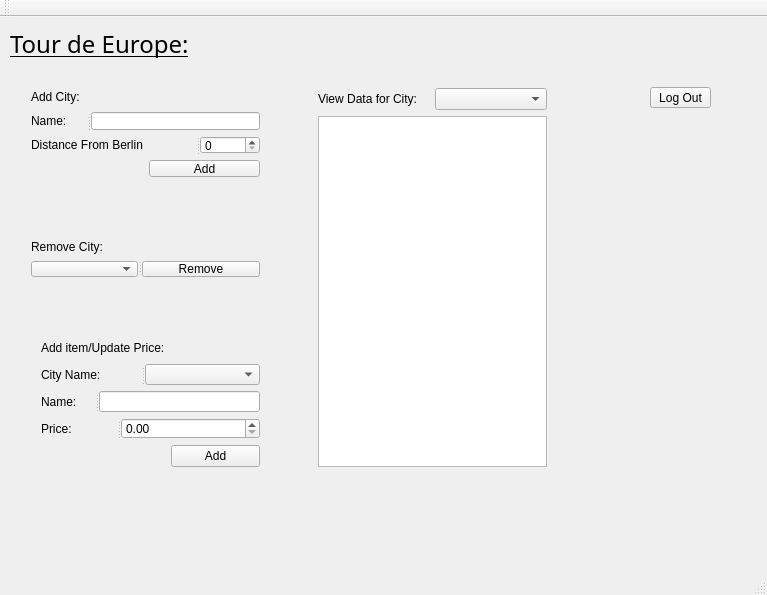
The window that mainwindow.ui (kevinsemenov14/ProjectOneCS1D) describes before a commit, drawn with Qt 5.
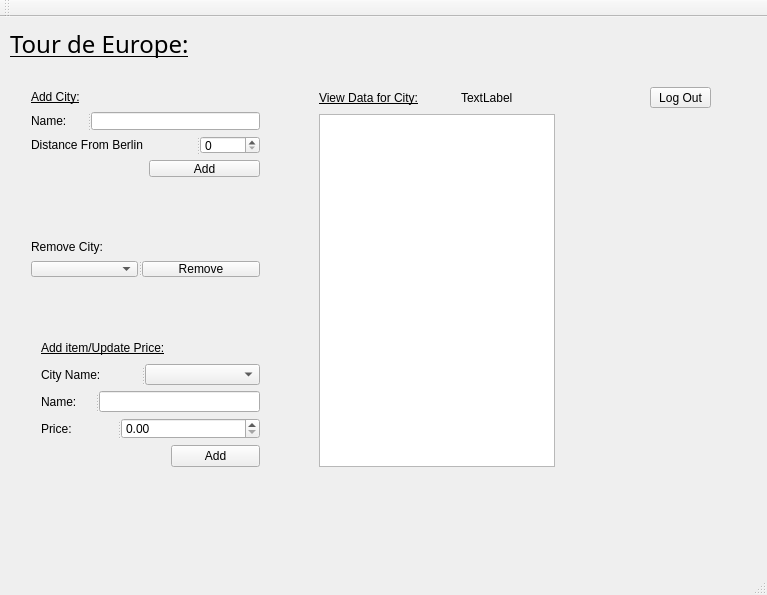
The same window after the commit. The open tabs and pages were chosen to show the change.

Commit message:
Admin can view items based on selected city
The two combo boxes (page3-admin) used in removing a city and adding an item now update the Admins TableWidget with the items available for the city selected in either combo box.

Diff of the .ui file:
```diff
--- a/mainwindow.ui
+++ b/mainwindow.ui
@@ -603,6 +603,11 @@
       <layout class="QGridLayout" name="gridLayout_3">
        <item row="0" column="0">
         <widget class="QLabel" name="label_17">
+         <property name="font">
+          <font>
+           <underline>true</underline>
+          </font>
+         </property>
          <property name="text">
           <string>Add City:</string>
          </property>
@@ -726,6 +731,11 @@
       <layout class="QGridLayout" name="gridLayout_5">
        <item row="0" column="0">
         <widget class="QLabel" name="label_18">
+         <property name="font">
+          <font>
+           <underline>true</underline>
+          </font>
+         </property>
          <property name="text">
           <string>Add item/Update Price:</string>
          </property>
@@ -805,30 +815,71 @@
        </item>
       </layout>
      </widget>
-     <widget class="QWidget" name="layoutWidget">
+     <widget class="QWidget" name="">
       <property name="geometry">
        <rect>
-        <x>297</x>
+        <x>298</x>
         <y>10</y>
-        <width>251</width>
+        <width>258</width>
         <height>401</height>
        </rect>
       </property>
       <layout class="QGridLayout" name="gridLayout_6">
-       <item row="0" column="0">
+       <item row="1" column="0">
         <widget class="QLabel" name="label_6">
+         <property name="font">
+          <font>
+           <underline>true</underline>
+          </font>
+         </property>
          <property name="text">
           <string>View Data for City:</string>
          </property>
         </widget>
        </item>
-       <item row="0" column="1">
-        <widget class="QComboBox" name="AdminViewCB"/>
-       </item>
-       <item row="1" column="0" colspan="2">
+       <item row="2" column="0" colspan="5">
         <widget class="QTableWidget" name="tableWidgetAdmin">
          <property name="editTriggers">
           <set>QAbstractItemView::NoEditTriggers</set>
+         </property>
+         <property name="selectionMode">
+          <enum>QAbstractItemView::NoSelection</enum>
+         </property>
+         <property name="sortingEnabled">
+          <bool>true</bool>
+         </property>
+        </widget>
+       </item>
+       <item row="1" column="1">
+        <spacer name="horizontalSpacer_12">
+         <property name="orientation">
+          <enum>Qt::Horizontal</enum>
+         </property>
+         <property name="sizeHint" stdset="0">
+          <size>
+           <width>40</width>
+           <height>20</height>
+          </size>
+         </property>
+        </spacer>
+       </item>
+       <item row="1" column="3">
+        <spacer name="horizontalSpacer_13">
+         <property name="orientation">
+          <enum>Qt::Horizontal</enum>
+         </property>
+         <property name="sizeHint" stdset="0">
+          <size>
+           <width>40</width>
+           <height>20</height>
+          </size>
+         </property>
+        </spacer>
+       </item>
+       <item row="1" column="2">
+        <widget class="QLabel" name="label_27">
+         <property name="text">
+          <string>TextLabel</string>
          </property>
         </widget>
        </item>
```
Left out of the diff: 2 changed lines with no effect on the pictures. The commit also changes 3 other files.
